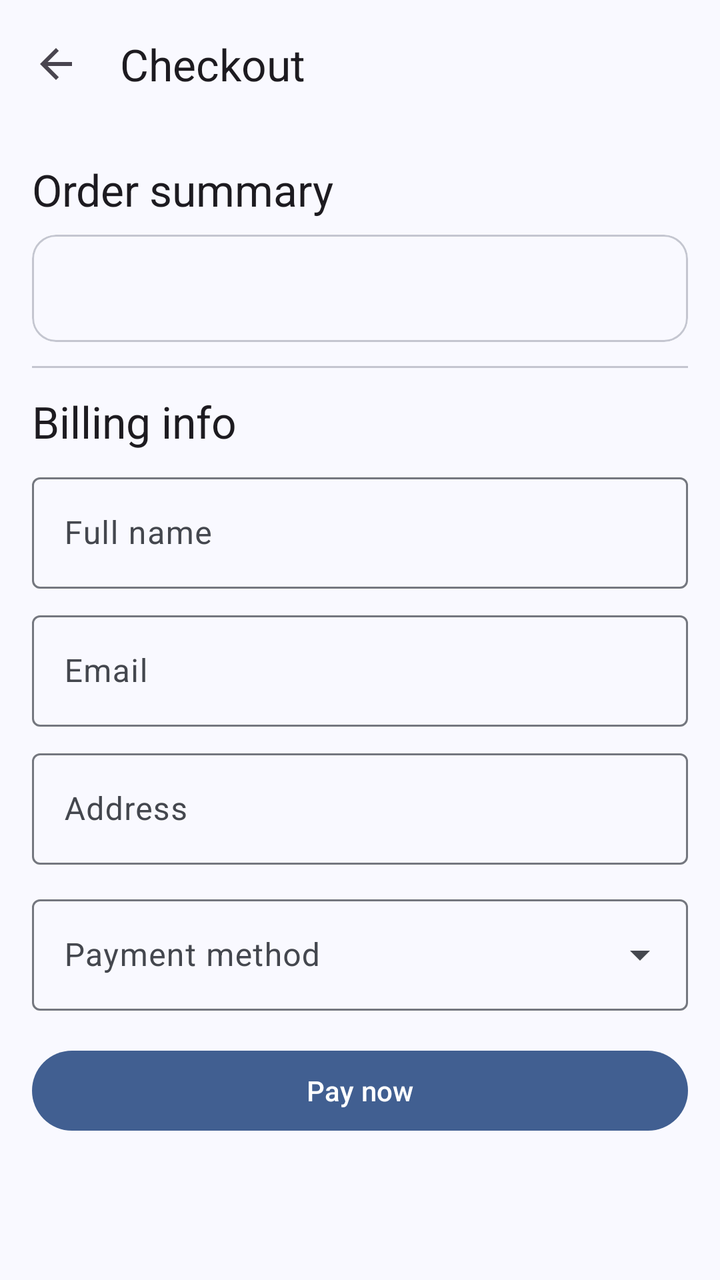
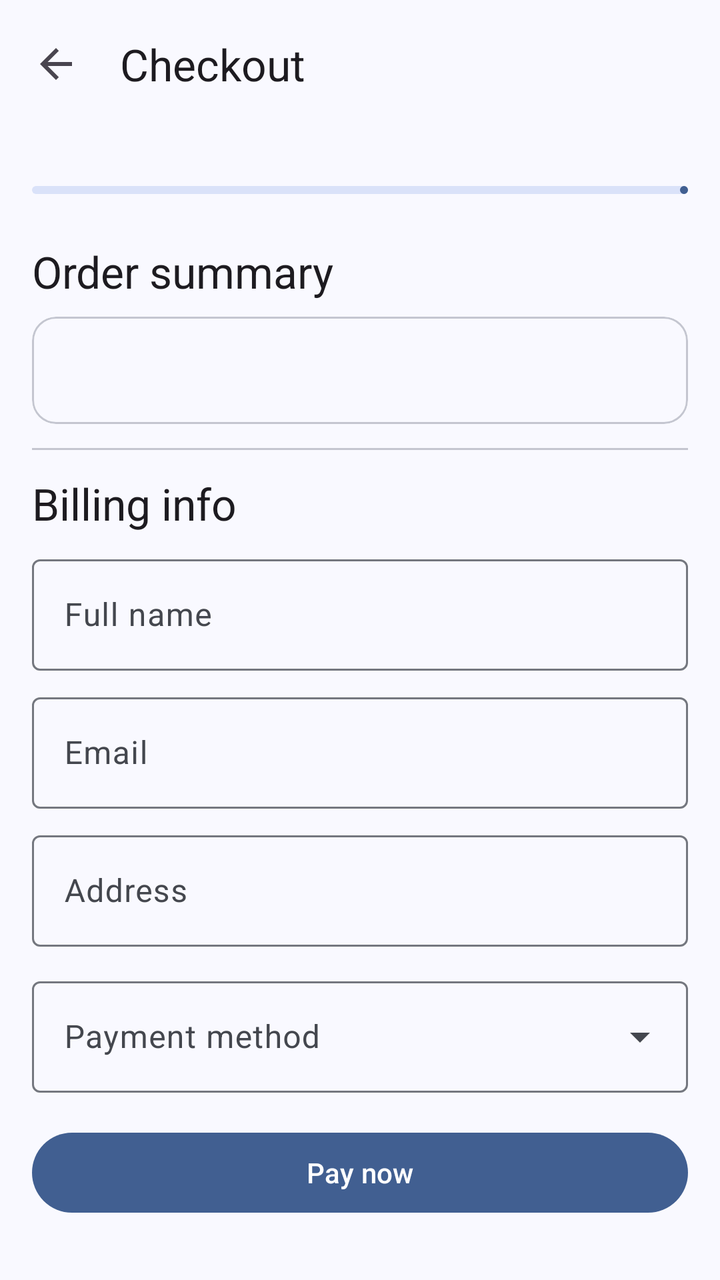

Two renders of the same Android screen: before a commit and after it. Below are the layout's source before the change and the commit's diff.
<!-- AndroidManifest.xml: application theme Theme.Ticketree -->
<!-- res/layout/activity_checkout.xml -->
<?xml version="1.0" encoding="utf-8"?>
<FrameLayout xmlns:android="http://schemas.android.com/apk/res/android"
    xmlns:app="http://schemas.android.com/apk/res-auto"
    android:layout_width="match_parent"
    android:layout_height="match_parent"
    android:fitsSystemWindows="true">

    <LinearLayout
        android:layout_width="match_parent"
        android:layout_height="match_parent"
        android:orientation="vertical">

        <com.google.android.material.appbar.MaterialToolbar
            android:id="@+id/toolbar"
            android:layout_width="match_parent"
            android:layout_height="?attr/actionBarSize"
            app:navigationIcon="@drawable/ic_back"
            app:title="Checkout" />

        <ScrollView
            android:layout_width="match_parent"
            android:layout_height="0dp"
            android:layout_weight="1">

            <LinearLayout
                android:layout_width="match_parent"
                android:layout_height="wrap_content"
                android:orientation="vertical"
                android:padding="16dp">

                <com.google.android.material.textview.MaterialTextView
                    android:layout_width="match_parent"
                    android:layout_height="wrap_content"
                    android:text="Order summary"
                    android:textAppearance="?attr/textAppearanceTitleLarge" />

                <com.google.android.material.card.MaterialCardView
                    android:layout_width="match_parent"
                    android:layout_height="wrap_content"
                    android:layout_marginTop="8dp">

                    <com.google.android.material.textview.MaterialTextView
                        android:id="@+id/tvSummary"
                        android:layout_width="match_parent"
                        android:layout_height="wrap_content"
                        android:padding="16dp"
                        android:textAppearance="?attr/textAppearanceBodyLarge" />
                </com.google.android.material.card.MaterialCardView>

                <com.google.android.material.textview.MaterialTextView
                    android:id="@+id/tvTimer"
                    android:layout_width="match_parent"
                    android:layout_height="wrap_content"
                    android:layout_marginTop="8dp"
                    android:background="@drawable/bg_banner"
                    android:gravity="center"
                    android:padding="12dp"
                    android:textAppearance="?attr/textAppearanceTitleMedium"
                    android:visibility="gone" />

                <com.google.android.material.divider.MaterialDivider
                    android:layout_width="match_parent"
                    android:layout_height="wrap_content"
                    android:layout_marginVertical="12dp" />

                <com.google.android.material.textview.MaterialTextView
                    android:layout_width="match_parent"
                    android:layout_height="wrap_content"
                    android:text="Billing info"
                    android:textAppearance="?attr/textAppearanceTitleLarge" />

                <com.google.android.material.textfield.TextInputLayout
        android:id="@+id/tilName"
                    style="@style/Widget.Material3.TextInputLayout.OutlinedBox"
                    android:layout_width="match_parent"
                    android:layout_height="wrap_content"
                    android:layout_marginTop="8dp"
                    android:hint="Full name">

                    <com.google.android.material.textfield.TextInputEditText
                        android:id="@+id/etName"
                        android:layout_width="match_parent"
                        android:layout_height="wrap_content"
                        android:inputType="textPersonName" />
                </com.google.android.material.textfield.TextInputLayout>

                <com.google.android.material.textfield.TextInputLayout
        android:id="@+id/tilEmail"
                    style="@style/Widget.Material3.TextInputLayout.OutlinedBox"
                    android:layout_width="match_parent"
                    android:layout_height="wrap_content"
                    android:layout_marginTop="8dp"
                    android:hint="Email">

                    <com.google.android.material.textfield.TextInputEditText
                        android:id="@+id/etEmail"
                        android:layout_width="match_parent"
                        android:layout_height="wrap_content"
                        android:inputType="textEmailAddress" />
                </com.google.android.material.textfield.TextInputLayout>

                <com.google.android.material.textfield.TextInputLayout
        android:id="@+id/tilAddress"
                    style="@style/Widget.Material3.TextInputLayout.OutlinedBox"
                    android:layout_width="match_parent"
                    android:layout_height="wrap_content"
                    android:layout_marginTop="8dp"
                    android:hint="Address">

                    <com.google.android.material.textfield.TextInputEditText
                        android:id="@+id/etAddress"
                        android:layout_width="match_parent"
                        android:layout_height="wrap_content"
                        android:inputType="textPostalAddress" />
                </com.google.android.material.textfield.TextInputLayout>

                <com.google.android.material.textfield.TextInputLayout
            style="@style/Widget.Material3.TextInputLayout.OutlinedBox.ExposedDropdownMenu"
            android:layout_width="match_parent"
            android:layout_height="wrap_content"
            android:layout_marginTop="12dp"
            android:hint="Payment method">

            <com.google.android.material.textfield.MaterialAutoCompleteTextView
                android:id="@+id/ddPayment"
                android:layout_width="match_parent"
                android:layout_height="wrap_content"
                android:inputType="none" />
        </com.google.android.material.textfield.TextInputLayout>

                <com.google.android.material.button.MaterialButton
                    android:id="@+id/btnPay"
                    android:layout_width="match_parent"
                    android:layout_height="wrap_content"
                    android:layout_marginTop="16dp"
                    android:text="Pay now" />
            </LinearLayout>
        </ScrollView>
    </LinearLayout>

    <LinearLayout
        android:id="@+id/overlay"
        android:layout_width="match_parent"
        android:layout_height="match_parent"
        android:background="?attr/colorSurface"
        android:clickable="true"
        android:focusable="true"
        android:gravity="center"
        android:orientation="vertical"
        android:visibility="gone">

        <com.google.android.material.progressindicator.CircularProgressIndicator
            android:layout_width="wrap_content"
            android:layout_height="wrap_content"
            android:indeterminate="true"
            app:indicatorSize="72dp" />

        <com.google.android.material.textview.MaterialTextView
            android:layout_width="wrap_content"
            android:layout_height="wrap_content"
            android:layout_marginTop="24dp"
            android:text="Processing payment..."
            android:textAppearance="?attr/textAppearanceTitleLarge" />

        <com.google.android.material.textview.MaterialTextView
            android:layout_width="wrap_content"
            android:layout_height="wrap_content"
            android:layout_marginTop="4dp"
            android:text="Please don't close the app" />
    </LinearLayout>
</FrameLayout>
<!-- resources referenced by this layout -->
<resources>
  <!-- drawable bg_banner (drawable) -->
  <shape xmlns:android="http://schemas.android.com/apk/res/android" android:shape="rectangle">
      <solid android:color="#FFFFFF" />
      <corners android:radius="12dp" />
  </shape>
  <!-- drawable ic_back (drawable) -->
  <vector xmlns:android="http://schemas.android.com/apk/res/android"
      android:width="24dp"
      android:height="24dp"
      android:tint="?attr/colorControlNormal"
      android:viewportWidth="24"
      android:viewportHeight="24">
      <path
          android:fillColor="@android:color/white"
          android:pathData="M20,11H7.83l5.59,-5.59L12,4l-8,8 8,8 1.41,-1.41L7.83,13H20v-2z" />
  </vector>
  <style name="Theme.Ticketree" parent="AppTheme">
          <item name="android:windowSoftInputMode">adjustResize</item>
      </style>
  <color name="md_theme_primary">#415F91</color>
  <color name="md_theme_onPrimary">#FFFFFF</color>
  <color name="md_theme_primaryContainer">#D6E3FF</color>
  <color name="md_theme_onPrimaryContainer">#284777</color>
  <color name="md_theme_secondary">#565F71</color>
  <color name="md_theme_onSecondary">#FFFFFF</color>
  <color name="md_theme_secondaryContainer">#DAE2F9</color>
  <color name="md_theme_onSecondaryContainer">#3E4759</color>
  <color name="md_theme_tertiary">#705575</color>
  <color name="md_theme_onTertiary">#FFFFFF</color>
  <color name="md_theme_tertiaryContainer">#FAD8FD</color>
  <color name="md_theme_onTertiaryContainer">#573E5C</color>
  <color name="md_theme_error">#BA1A1A</color>
  <color name="md_theme_onError">#FFFFFF</color>
  <color name="md_theme_errorContainer">#FFDAD6</color>
  <color name="md_theme_onErrorContainer">#93000A</color>
  <color name="md_theme_background">#F9F9FF</color>
  <color name="md_theme_onBackground">#191C20</color>
  <color name="md_theme_surface">#F9F9FF</color>
  <color name="md_theme_onSurface">#191C20</color>
  <color name="md_theme_surfaceVariant">#E0E2EC</color>
  <color name="md_theme_onSurfaceVariant">#44474E</color>
  <color name="md_theme_outline">#74777F</color>
  <color name="md_theme_outlineVariant">#C4C6D0</color>
  <color name="md_theme_inverseSurface">#2E3036</color>
  <color name="md_theme_inverseOnSurface">#F0F0F7</color>
  <color name="md_theme_inversePrimary">#AAC7FF</color>
  <color name="md_theme_primaryFixed">#D6E3FF</color>
  <color name="md_theme_onPrimaryFixed">#001B3E</color>
  <color name="md_theme_primaryFixedDim">#AAC7FF</color>
  <color name="md_theme_onPrimaryFixedVariant">#284777</color>
  <color name="md_theme_secondaryFixed">#DAE2F9</color>
  <color name="md_theme_onSecondaryFixed">#131C2B</color>
  <color name="md_theme_secondaryFixedDim">#BEC6DC</color>
  <color name="md_theme_onSecondaryFixedVariant">#3E4759</color>
  <color name="md_theme_tertiaryFixed">#FAD8FD</color>
  <color name="md_theme_onTertiaryFixed">#28132E</color>
  <color name="md_theme_tertiaryFixedDim">#DDBCE0</color>
  <color name="md_theme_onTertiaryFixedVariant">#573E5C</color>
  <color name="md_theme_surfaceDim">#D9D9E0</color>
  <color name="md_theme_surfaceBright">#F9F9FF</color>
  <color name="md_theme_surfaceContainerLowest">#FFFFFF</color>
  <color name="md_theme_surfaceContainerLow">#F3F3FA</color>
  <color name="md_theme_surfaceContainer">#EDEDF4</color>
  <color name="md_theme_surfaceContainerHigh">#E7E8EE</color>
  <color name="md_theme_surfaceContainerHighest">#E2E2E9</color>
  <!-- unchanged entries left out for length: 1 -->
</resources>

<!-- the commit's change to res/layout/activity_checkout.xml (unified diff, before → after) -->
@@ -16,6 +16,10 @@
             android:layout_height="?attr/actionBarSize"
             app:navigationIcon="@drawable/ic_back"
             app:title="Checkout" />
+
+        <include
+            android:id="@+id/steps"
+            layout="@layout/view_steps" />
 
         <ScrollView
             android:layout_width="match_parent"
@@ -169,3 +173,28 @@
             android:text="Please don't close the app" />
     </LinearLayout>
 </FrameLayout>
+<!-- res/layout/view_steps.xml (included above) -->
+<?xml version="1.0" encoding="utf-8"?>
+<LinearLayout xmlns:android="http://schemas.android.com/apk/res/android"
+    android:layout_width="match_parent"
+    android:layout_height="wrap_content"
+    android:orientation="vertical"
+    android:paddingHorizontal="16dp"
+    android:paddingTop="4dp"
+    android:paddingBottom="8dp">
+
+    <com.google.android.material.textview.MaterialTextView
+        android:id="@+id/tvStepLabel"
+        android:layout_width="match_parent"
+        android:layout_height="wrap_content"
+        android:textAppearance="?attr/textAppearanceLabelLarge" />
+
+    <com.google.android.material.progressindicator.LinearProgressIndicator
+        android:id="@+id/stepBar"
+        android:layout_width="match_parent"
+        android:layout_height="wrap_content"
+        android:layout_marginTop="6dp"
+        android:max="3"
+        app:trackCornerRadius="4dp"
+        xmlns:app="http://schemas.android.com/apk/res-auto" />
+</LinearLayout>
